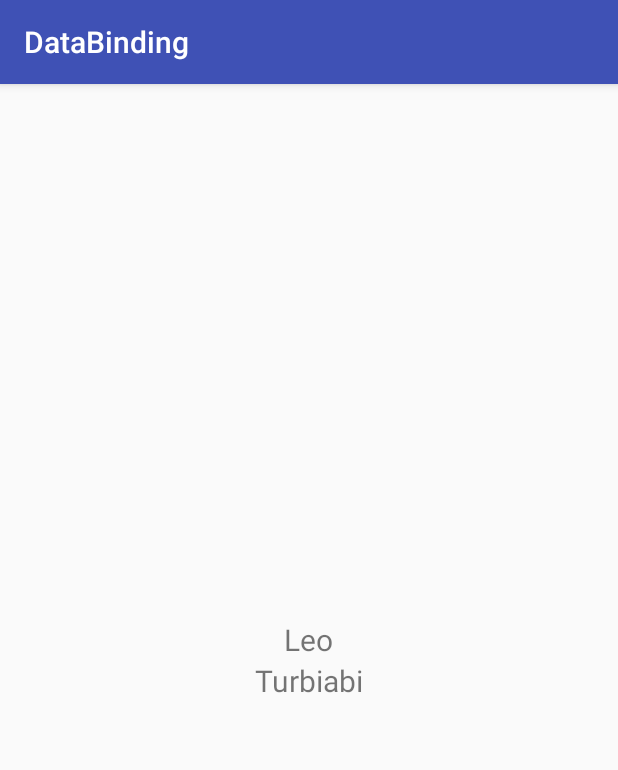
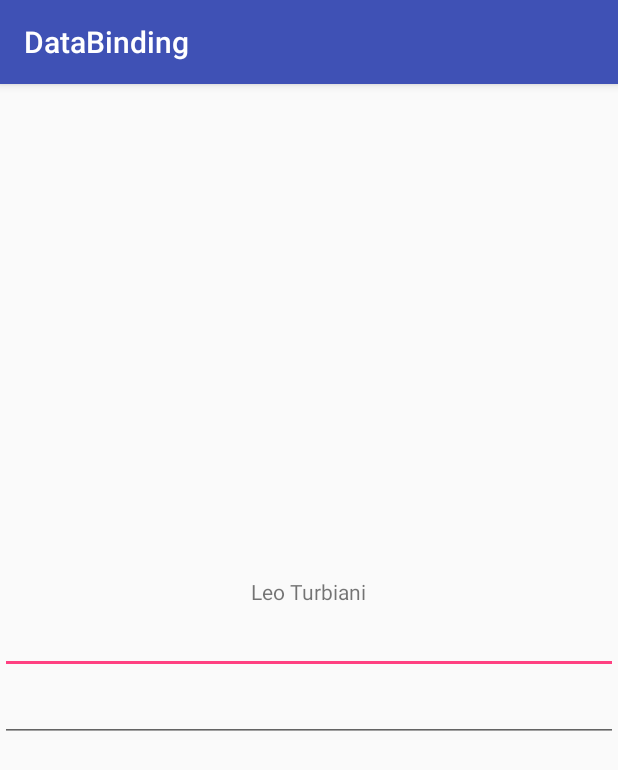
Before and after one commit to AndroidAddicted-SP/DataBinding, an Android app: the screen it shows after launch (MainActivity), on a phone screen of 412 x 824 dp. Shown: the top 770 px of the screen. Run offline under Robolectric (Android 15) with nearby library versions, the phone set to English and light mode, and no system bars; our stand-ins replace data binding; 2 statements that could not run were skipped.

Commit message:
Inserindo Listener que avisa a View quando o Model é alterado

```diff
--- a/app/src/main/java/dominando/addicted/android/databinding/MainActivity.java
+++ b/app/src/main/java/dominando/addicted/android/databinding/MainActivity.java
@@ -3,10 +3,14 @@ package dominando.addicted.android.databinding;
 import android.databinding.DataBindingUtil;
 import android.support.v7.app.AppCompatActivity;
 import android.os.Bundle;
+import android.text.Editable;
+import android.text.TextWatcher;
+import android.widget.EditText;
 
 import dominando.addicted.android.databinding.databinding.ActivityMainBinding;
 
 public class MainActivity extends AppCompatActivity {
+    Usuario usuario;
 
     @Override
     protected void onCreate(Bundle savedInstanceState) {
@@ -14,8 +18,44 @@ public class MainActivity extends AppCompatActivity {
 
         ActivityMainBinding binding = DataBindingUtil.setContentView(this, R.layout.activity_main);
 
-        Usuario usuario = new Usuario("Leo", "Turbiabi");
+        usuario = new Usuario("Leo", "Turbiani");
         binding.setUsuario(usuario);
         binding.setTratador(new TratadorMagico());
+
+        EditText edtNome = (EditText) findViewById(R.id.edtNome);
+        edtNome.addTextChangedListener(new AoMudarTexto(R.id.edtNome));
+
+        EditText edtSobreNome = (EditText) findViewById(R.id.edtSobreNome);
+        edtSobreNome.addTextChangedListener(new AoMudarTexto(R.id.edtSobreNome));
+    }
+
+    class AoMudarTexto implements TextWatcher{
+        private int id;
+
+        public AoMudarTexto(int id){
+            this.id = id;
+        }
+
+        @Override
+        public void beforeTextChanged(CharSequence charSequence, int i, int i1, int i2) {
+
+        }
+
+        @Override
+        public void onTextChanged(CharSequence charSequence, int i, int i1, int i2) {
+            switch (id){
+                case R.id.edtNome:
+                    usuario.setNome(charSequence.toString());
+                    break;
+                case R.id.edtSobreNome:
+                    usuario.setSobrenome(charSequence.toString());
+                    break;
+            }
+        }
+
+        @Override
+        public void afterTextChanged(Editable editable) {
+
+        }
     }
 }
--- a/app/src/main/java/dominando/addicted/android/databinding/Usuario.java
+++ b/app/src/main/java/dominando/addicted/android/databinding/Usuario.java
@@ -1,14 +1,41 @@
 package dominando.addicted.android.databinding;
+
+import android.databinding.BaseObservable;
+import android.databinding.Bindable;
 
 /**
  * Created by turbiani on 20/06/16.
  */
-public class Usuario {
-    public String nome;
-    public String sobrenome;
+public class Usuario extends BaseObservable {
+    private String nome;
+    private String sobrenome;
 
     public Usuario(String nome, String sobrenome){
         this.nome = nome;
         this.sobrenome = sobrenome;
     }
+
+    @Bindable
+    public String getNome() {
+        return nome;
+    }
+
+    public void setNome(String nome) {
+        this.nome = nome;
+        notifyPropertyChanged(
+            dominando.addicted.android.databinding.BR.nome
+        );
+    }
+
+    @Bindable
+    public String getSobrenome() {
+        return sobrenome;
+    }
+
+    public void setSobrenome(String sobrenome) {
+        this.sobrenome = sobrenome;
+        notifyPropertyChanged(
+                dominando.addicted.android.databinding.BR.sobrenome
+        );
+    }
 }
--- a/app/src/main/res/layout/activity_main.xml
+++ b/app/src/main/res/layout/activity_main.xml
@@ -16,14 +16,15 @@
         <TextView
             android:layout_width="wrap_content"
             android:layout_height="wrap_content"
-            android:text="@{usuario.nome}"
-            android:textSize="20sp"
-            android:onClick="@{tratador.click}"/>
-        <TextView
-            android:layout_width="wrap_content"
+            android:text="@{usuario.nome + ' ' + usuario.sobrenome}"
+            android:onLongClick="@{tratador.longClick}"/>
+        <EditText
+            android:layout_width="match_parent"
             android:layout_height="wrap_content"
-            android:text="@{usuario.sobrenome}"
-            android:textSize="20sp"
-            android:onLongClick="@{tratador.longClick}"/>/>
+            android:id="@+id/edtNome" />
+        <EditText
+            android:layout_width="match_parent"
+            android:layout_height="wrap_content"
+            android:id="@+id/edtSobreNome" />
     </LinearLayout>
 </layout>
```
